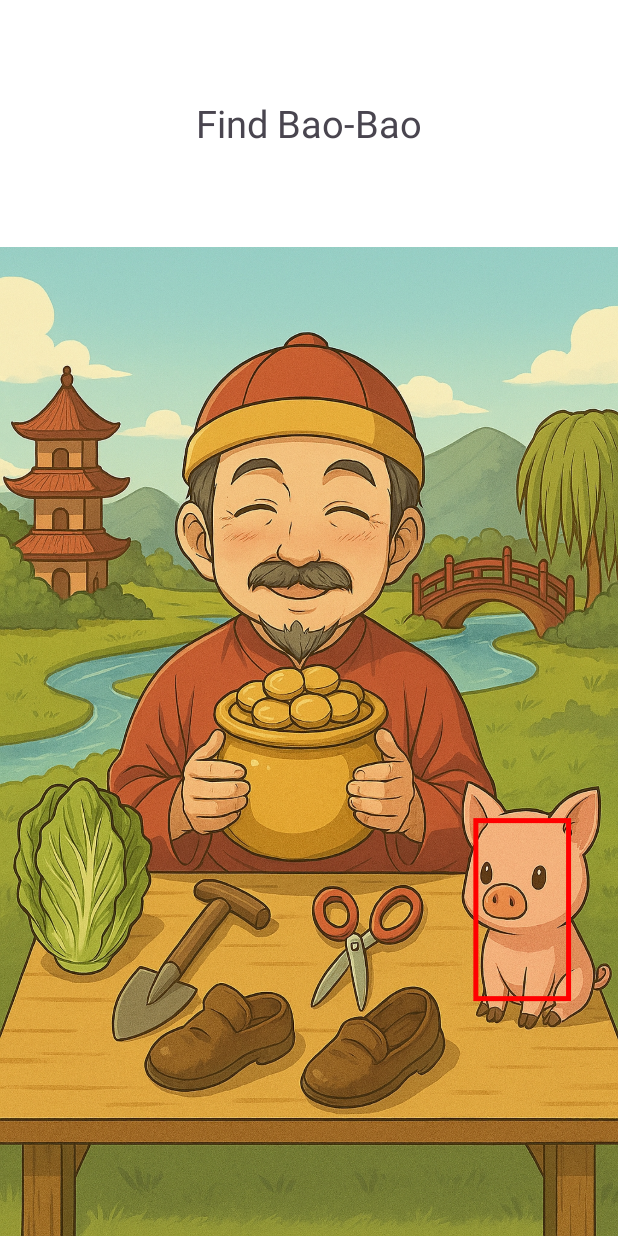
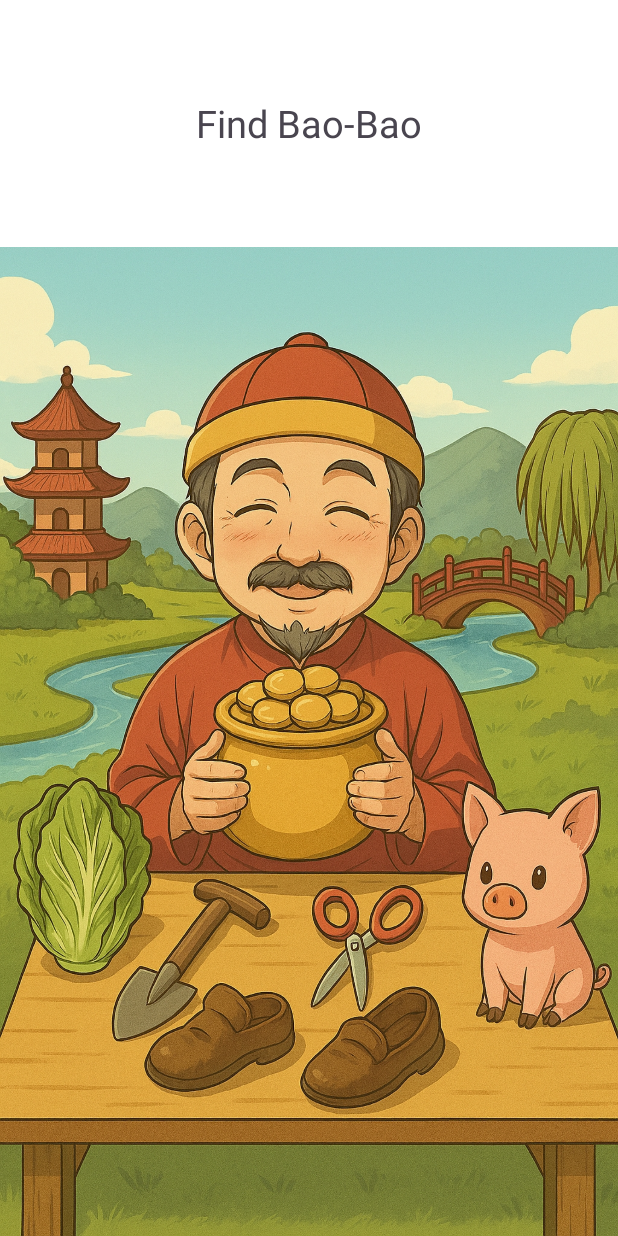
Before and after one commit to Dan-Cosci/android-game-find-object, an Android app: the fragment LevelScreen placed in its activity, after a tap on "LEVEL 1", on a phone screen of 412 x 824 dp. Run offline under Robolectric (Android 15) with nearby library versions, the light colour scheme and no system bars.

Commit message:
Functional Prototype

```diff
--- a/app/src/main/java/com/example/mobilegame/Screens/GameScreen.java
+++ b/app/src/main/java/com/example/mobilegame/Screens/GameScreen.java
@@ -1,9 +1,12 @@
 package com.example.mobilegame.Screens;
+
+import static android.view.View.VISIBLE;
 
 import android.graphics.RectF;
 import android.os.Bundle;
 import android.view.MotionEvent;
 import android.view.View;
+import android.widget.FrameLayout;
 import android.widget.ImageView;
 import android.widget.TextView;
 
@@ -11,9 +14,11 @@ import androidx.annotation.NonNull;
 import androidx.annotation.Nullable;
 import androidx.fragment.app.Fragment;
 
+import com.example.mobilegame.MainActivity;
 import com.example.mobilegame.R;
 import com.example.mobilegame.Util.DebugOverlayView;
 import com.example.mobilegame.Util.Level;
+import com.example.mobilegame.Util.States;
 
 public class GameScreen extends Fragment {
 
@@ -32,6 +37,30 @@ public class GameScreen extends Fragment {
         ImageView img = view.findViewById(R.id.game_img);
         TextView inst = view.findViewById(R.id.game_inst);
         DebugOverlayView debugOverlay = view.findViewById(R.id.debug_overlay);
+        View winLayout = view.findViewById(R.id.win_layout);
+
+        FrameLayout nextBtn = view.findViewById(R.id.next_btn);
+        FrameLayout titleBtn = view.findViewById(R.id.title_btn);
+
+        nextBtn.setOnClickListener(new View.OnClickListener() {
+            @Override
+            public void onClick(View v) {
+                winLayout.setVisibility(View.GONE);
+                if (getActivity() instanceof MainActivity){
+                    ((MainActivity) getActivity()).getStateManager().switchState(States.LEVEL);
+                }
+            }
+        });
+
+        titleBtn.setOnClickListener(new View.OnClickListener() {
+            @Override
+            public void onClick(View v) {
+                winLayout.setVisibility(View.GONE);
+                if (getActivity() instanceof MainActivity) {
+                    ((MainActivity) getActivity()).getStateManager().switchState(States.TITLE);
+                }
+            }
+        });
 
         // UI
         if (inst != null) {
@@ -51,7 +80,10 @@ public class GameScreen extends Fragment {
                 float x = event.getX() / img.getWidth();
                 float y = event.getY() / img.getHeight();
 
-                System.out.println("Normalized touch: " + x + " , " + y);
+                if (x >= currentLevel.points.left && x <= currentLevel.points.right &&
+                        y >= currentLevel.points.top && y <= currentLevel.points.bottom){
+                    winLayout.setVisibility(VISIBLE);
+                }
 
                 return true;
             }
@@ -59,23 +91,23 @@ public class GameScreen extends Fragment {
             return false;
         });
 
-        // DRAW HITBOX (wait until view is ready)
-        img.post(() -> {
-
-            RectF r = currentLevel.points; // normalized rect (0–1)
-
-            float w = img.getWidth();
-            float h = img.getHeight();
-
-            RectF scaled = new RectF(
-                    r.left * w,
-                    r.top * h,
-                    r.right * w,
-                    r.bottom * h
-            );
-
-            debugOverlay.setRect(scaled);
-        });
+//        // DRAW HITBOX (wait until view is ready)
+//        img.post(() -> {
+//
+//            RectF r = currentLevel.points; // normalized rect (0–1)
+//
+//            float w = img.getWidth();
+//            float h = img.getHeight();
+//
+//            RectF scaled = new RectF(
+//                    r.left * w,
+//                    r.top * h,
+//                    r.right * w,
+//                    r.bottom * h
+//            );
+//
+//            debugOverlay.setRect(scaled);
+//        });
     }
 
     public void setLevel(Level level) {
--- a/app/src/main/java/com/example/mobilegame/Screens/LevelScreen.java
+++ b/app/src/main/java/com/example/mobilegame/Screens/LevelScreen.java
@@ -3,6 +3,7 @@ package com.example.mobilegame.Screens;
 import android.os.Bundle;
 import android.view.View;
 import android.widget.FrameLayout;
+import android.widget.ImageView;
 
 import androidx.annotation.NonNull;
 import androidx.annotation.Nullable;
@@ -25,6 +26,14 @@ public class LevelScreen extends Fragment {
             FrameLayout level2 = view.findViewById(R.id.level2);
             FrameLayout level3 = view.findViewById(R.id.level3);
 
+            ImageView backBtn = view.findViewById(R.id.back_btn);
+
+            backBtn.setOnClickListener(v -> {
+                if (getActivity() instanceof MainActivity) {
+                    ((MainActivity) getActivity()).getStateManager().switchState(States.TITLE);
+                }
+            });
+
             level1.setOnClickListener(v -> {
                 if (getActivity() instanceof MainActivity) {
                     ((MainActivity) getActivity()).getStateManager().switchState(States.GAME, Level.LEVEL_1);
--- a/app/src/main/java/com/example/mobilegame/Util/Level.java
+++ b/app/src/main/java/com/example/mobilegame/Util/Level.java
@@ -8,8 +8,8 @@ import com.example.mobilegame.R;
 public enum Level {
 
     LEVEL_1(R.drawable.final_lvl_1, "Find Bao-Bao", new RectF(0.77f,0.58f,0.92f,0.76f)),
-    LEVEL_2(R.drawable.final_lvl_2, "Find The woman with the yellow scraf", new RectF(0.77f,0.58f,0.92f,0.76f)),
-    LEVEL_3(R.drawable.final_lvl_3, "Find the yellow book", new RectF(0.77f,0.58f,0.92f,0.76f));
+    LEVEL_2(R.drawable.final_lvl_2, "Find The woman with the yellow scraf", new RectF(0.42f,0.34f,0.47f,0.40f)),
+    LEVEL_3(R.drawable.final_lvl_3, "Find the yellow book", new RectF(0.12f,0.43f,0.14f,0.50f));
 
 
     public final int IMG_ID;
--- /dev/null
+++ b/app/src/main/java/com/example/mobilegame/Util/SoundManager.java
@@ -0,0 +1,4 @@
+package com.example.mobilegame.Util;
+
+public class SoundManager {
+}
--- /dev/null
+++ b/app/src/main/res/drawable/baseline_arrow_back_24.xml
@@ -0,0 +1,5 @@
+<vector xmlns:android="http://schemas.android.com/apk/res/android" android:autoMirrored="true" android:height="24dp" android:tint="#000000" android:viewportHeight="24" android:viewportWidth="24" android:width="24dp">
+
+    <path android:fillColor="@android:color/white" android:pathData="M20,11H7.83l5.59,-5.59L12,4l-8,8 8,8 1.41,-1.41L7.83,13H20v-2z"/>
+
+</vector>
--- a/app/src/main/res/layout/fragment_game_screen.xml
+++ b/app/src/main/res/layout/fragment_game_screen.xml
@@ -37,6 +37,76 @@
             android:layout_width="match_parent"
             android:layout_height="match_parent"
             />
+
+        <LinearLayout
+            android:id="@+id/win_layout"
+            android:layout_width="match_parent"
+            android:layout_height="match_parent"
+            android:orientation="vertical"
+            android:gravity="center"
+            android:visibility="gone"
+            android:clickable="true"
+            android:focusable="true"
+            android:background="#AA000000">
+            <TextView
+                android:layout_width="wrap_content"
+                android:layout_height="wrap_content"
+                android:text="LEVEL COMPLETE!"
+                android:textColor="@android:color/white"
+                android:textSize="32sp"
+                android:textStyle="bold" />
+            <FrameLayout
+                android:id="@+id/next_btn"
+                android:layout_width="287dp"
+                android:layout_height="183dp"
+                android:clickable="true"
+                android:focusable="true"
+                app:layout_constraintBottom_toBottomOf="@+id/view"
+                app:layout_constraintEnd_toEndOf="parent"
+                app:layout_constraintStart_toStartOf="parent">
+
+                <ImageView
+                    android:layout_width="match_parent"
+                    android:layout_height="match_parent"
+                    android:scaleType="fitXY"
+                    android:src="@drawable/final_button" />
+                <TextView
+                    android:layout_width="match_parent"
+                    android:layout_height="match_parent"
+                    android:text="Next"
+                    android:textColor="@color/black"
+                    android:gravity="center"
+                    android:textSize="25sp"
+                    android:paddingBottom="15dp"
+                    />
+            </FrameLayout>
+            <FrameLayout
+                android:id="@+id/title_btn"
+                android:layout_width="287dp"
+                android:layout_height="183dp"
+                android:clickable="true"
+                android:focusable="true"
+                app:layout_constraintBottom_toBottomOf="@+id/view"
+                app:layout_constraintEnd_toEndOf="parent"
+                app:layout_constraintStart_toStartOf="parent">
+
+                <ImageView
+                    android:layout_width="match_parent"
+                    android:layout_height="match_parent"
+                    android:scaleType="fitXY"
+                    android:src="@drawable/final_button" />
+                <TextView
+                    android:layout_width="match_parent"
+                    android:layout_height="match_parent"
+                    android:text="Back to start"
+                    android:textColor="@color/black"
+                    android:gravity="center"
+                    android:textSize="25sp"
+                    android:paddingBottom="15dp"
+                    />
+            </FrameLayout>
+
+        </LinearLayout>
     </FrameLayout>
 
 </LinearLayout>
--- a/app/src/main/res/layout/fragment_level_screen.xml
+++ b/app/src/main/res/layout/fragment_level_screen.xml
@@ -2,9 +2,16 @@
 <LinearLayout xmlns:android="http://schemas.android.com/apk/res/android"
     android:layout_width="match_parent"
     android:layout_height="match_parent"
+    xmlns:app="http://schemas.android.com/apk/res-auto"
     android:orientation="vertical"
-    android:gravity="center">
+    android:gravity="center|start">
 
+    <ImageView
+        android:id="@+id/back_btn"
+        android:layout_width="40dp"
+        android:layout_height="40dp"
+        android:layout_margin="10dp"
+        android:src="@drawable/baseline_arrow_back_24"/>
 
     <FrameLayout
         android:id="@+id/level1"
--- a/app/src/main/res/layout/fragment_title_screen.xml
+++ b/app/src/main/res/layout/fragment_title_screen.xml
@@ -9,7 +9,7 @@
     <androidx.constraintlayout.widget.ConstraintLayout
         android:layout_width="match_parent"
         android:layout_height="match_parent"
-        android:background="@drawable/lvl_1"
+        android:background="@drawable/final_title_screen"
         >
 
         <View
@@ -25,7 +25,7 @@
             android:layout_width="match_parent"
             android:layout_height="383dp"
             android:layout_marginTop="-40dp"
-            android:src="@drawable/logo"
+            android:src="@drawable/final_logo"
             app:layout_constraintEnd_toEndOf="parent"
             app:layout_constraintHorizontal_bias="0.0"
             app:layout_constraintStart_toStartOf="parent"
@@ -46,7 +46,7 @@
                 android:layout_width="match_parent"
                 android:layout_height="match_parent"
                 android:scaleType="fitXY"
-                android:src="@drawable/button" />
+                android:src="@drawable/final_button" />
             <TextView
                 android:layout_width="match_parent"
                 android:layout_height="match_parent"
```
